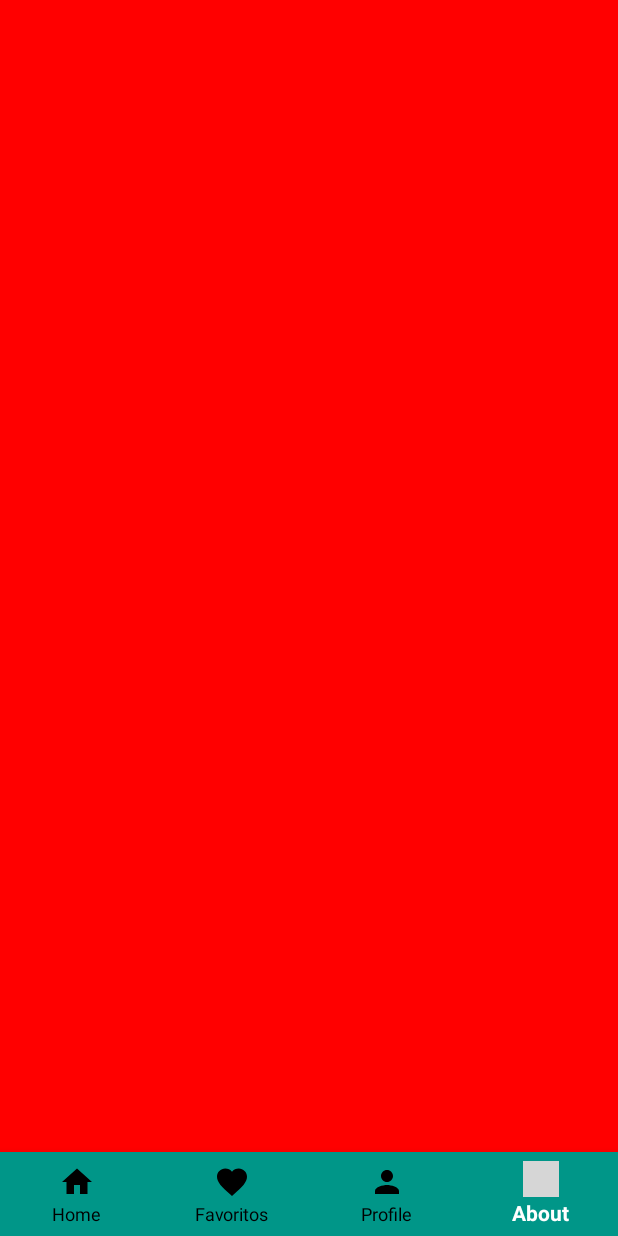
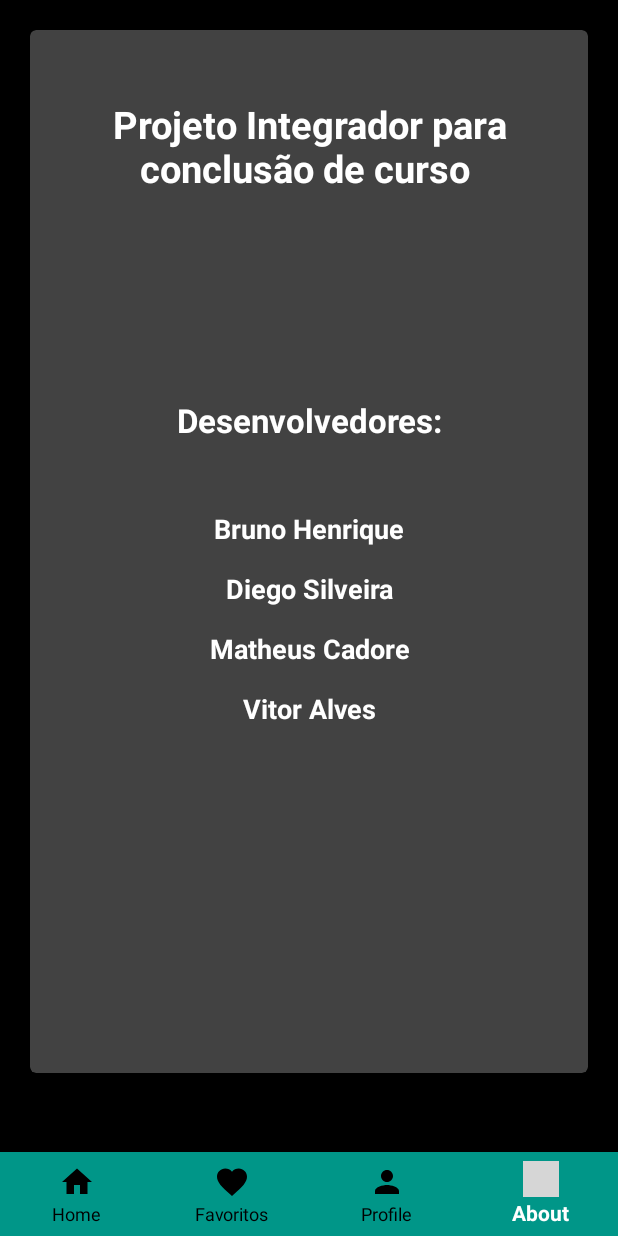
Before and after one commit to brunoh-android/ProjetoIntegrador, an Android app: the AboutFragment screen opened through its navigation route, on a phone screen of 412 x 824 dp. Run offline under Robolectric (Android 15) with nearby library versions, the phone set to English and light mode, and no system bars; our stand-ins replace navigation-ui; network calls fail; 2 statements that could not run were skipped; grey boxes are pictures that could not be loaded.

Commit message:
Finalizado About, Alguns testes, refaforação de alguns itens

```diff
--- a/app/src/main/java/br/bruno/projetointegrador/home/HomeFragment.kt
+++ b/app/src/main/java/br/bruno/projetointegrador/home/HomeFragment.kt
@@ -8,7 +8,7 @@
 import br.bruno.projetointegrador.home.tabItens.emCartaz.view.EmCartazFragment
 import br.bruno.projetointegrador.home.tabItens.maisVotados.view.MaisVotadoFragment
 import br.bruno.projetointegrador.home.tabItens.popular.view.PopularesFragment
-import br.bruno.projetointegrador.home.tabItens.peoximasEstreias.view.ProximasEstreiasFragment
+import br.bruno.projetointegrador.home.tabItens.proximasEstreias.view.ProximasEstreiasFragment
 import com.google.android.material.tabs.TabLayout
 
 
--- a/app/src/main/java/br/bruno/projetointegrador/home/tabItens/proximasEstreias/data/ProximasEstreiasRepository.kt
+++ b/app/src/main/java/br/bruno/projetointegrador/home/tabItens/proximasEstreias/data/ProximasEstreiasRepository.kt
@@ -1,7 +1,6 @@
-package br.bruno.projetointegrador.home.tabItens.peoximasEstreias.data
+package br.bruno.projetointegrador.home.tabItens.proximasEstreias.data
 
-import br.bruno.projetointegrador.home.tabItens.peoximasEstreias.data.dto.ProximasEstreiasMoviesResponse
-import br.bruno.projetointegrador.home.tabItens.popular.data.PopularTMDBApi
+import br.bruno.projetointegrador.home.tabItens.proximasEstreias.data.dto.ProximasEstreiasMoviesResponse
 import br.bruno.projetointegrador.utils.retrofit
 import kotlinx.coroutines.Dispatchers
 import kotlinx.coroutines.withContext
--- a/app/src/main/java/br/bruno/projetointegrador/home/tabItens/proximasEstreias/data/ProximasEstreiasTmdbApi.kt
+++ b/app/src/main/java/br/bruno/projetointegrador/home/tabItens/proximasEstreias/data/ProximasEstreiasTmdbApi.kt
@@ -1,7 +1,7 @@
-package br.bruno.projetointegrador.home.tabItens.peoximasEstreias.data
+package br.bruno.projetointegrador.home.tabItens.proximasEstreias.data
 
 
-import br.bruno.projetointegrador.home.tabItens.peoximasEstreias.data.dto.ProximasEstreiasMoviesResponse
+import br.bruno.projetointegrador.home.tabItens.proximasEstreias.data.dto.ProximasEstreiasMoviesResponse
 import br.bruno.projetointegrador.utils.API_KEY
 import retrofit2.http.GET
 
--- a/app/src/main/java/br/bruno/projetointegrador/home/tabItens/proximasEstreias/data/dto/ProximasEstreiasMoviesDTO.kt
+++ b/app/src/main/java/br/bruno/projetointegrador/home/tabItens/proximasEstreias/data/dto/ProximasEstreiasMoviesDTO.kt
@@ -1,4 +1,4 @@
-package br.bruno.projetointegrador.home.tabItens.peoximasEstreias.data.dto
+package br.bruno.projetointegrador.home.tabItens.proximasEstreias.data.dto
 
 data class ProximasEstreiasMoviesDTO (
     val title : String,
--- a/app/src/main/java/br/bruno/projetointegrador/home/tabItens/proximasEstreias/data/dto/ProximasEstreiasMoviesResponse.kt
+++ b/app/src/main/java/br/bruno/projetointegrador/home/tabItens/proximasEstreias/data/dto/ProximasEstreiasMoviesResponse.kt
@@ -1,4 +1,4 @@
-package br.bruno.projetointegrador.home.tabItens.peoximasEstreias.data.dto
+package br.bruno.projetointegrador.home.tabItens.proximasEstreias.data.dto
 
 
 import com.google.gson.annotations.SerializedName
--- a/app/src/main/java/br/bruno/projetointegrador/home/tabItens/proximasEstreias/view/adapter/ProximasEstreiasAdapter.kt
+++ b/app/src/main/java/br/bruno/projetointegrador/home/tabItens/proximasEstreias/view/adapter/ProximasEstreiasAdapter.kt
@@ -1,4 +1,4 @@
-package br.bruno.projetointegrador.home.tabItens.peoximasEstreias.view.adapter
+package br.bruno.projetointegrador.home.tabItens.proximasEstreias.view.adapter
 
 import android.content.Context
 import android.view.LayoutInflater
@@ -8,11 +8,9 @@ import android.widget.ImageView
 import android.widget.TextView
 import androidx.recyclerview.widget.RecyclerView
 import br.bruno.projetointegrador.R
-import br.bruno.projetointegrador.home.tabItens.peoximasEstreias.vo.ProximasEstreiasMoviesVO
+import br.bruno.projetointegrador.home.tabItens.proximasEstreias.vo.ProximasEstreiasMoviesVO
 import br.bruno.projetointegrador.utils.IMAGE_URL
 import br.bruno.projetointegrador.utils.MyGlide
-import com.bumptech.glide.Glide
-import com.bumptech.glide.request.RequestOptions
 
 class ProximasEstreiasAdapter(
     private val context: Context,
--- a/app/src/main/java/br/bruno/projetointegrador/home/tabItens/proximasEstreias/viewModel/ProximasEstreiasMoviesViewModel.kt
+++ b/app/src/main/java/br/bruno/projetointegrador/home/tabItens/proximasEstreias/viewModel/ProximasEstreiasMoviesViewModel.kt
@@ -1,11 +1,11 @@
-package br.bruno.projetointegrador.home.tabItens.peoximasEstreias.viewModel
+package br.bruno.projetointegrador.home.tabItens.proximasEstreias.viewModel
 
 import androidx.lifecycle.LiveData
 import androidx.lifecycle.MutableLiveData
 import androidx.lifecycle.ViewModel
 import androidx.lifecycle.viewModelScope
-import br.bruno.projetointegrador.home.tabItens.peoximasEstreias.data.ProximasEstreiasRepository
-import br.bruno.projetointegrador.home.tabItens.peoximasEstreias.vo.ProximasEstreiasMoviesVO
+import br.bruno.projetointegrador.home.tabItens.proximasEstreias.data.ProximasEstreiasRepository
+import br.bruno.projetointegrador.home.tabItens.proximasEstreias.vo.ProximasEstreiasMoviesVO
 import br.bruno.projetointegrador.utils.Error
 import br.bruno.projetointegrador.utils.Result
 import br.bruno.projetointegrador.utils.Success
--- a/app/src/main/java/br/bruno/projetointegrador/home/tabItens/proximasEstreias/vo/ProximasEstreiasMoviesVO.kt
+++ b/app/src/main/java/br/bruno/projetointegrador/home/tabItens/proximasEstreias/vo/ProximasEstreiasMoviesVO.kt
@@ -1,4 +1,4 @@
-package br.bruno.projetointegrador.home.tabItens.peoximasEstreias.vo
+package br.bruno.projetointegrador.home.tabItens.proximasEstreias.vo
 
 data class ProximasEstreiasMoviesVO (
     val title : String,
--- a/app/src/main/res/layout/about_fragments.xml
+++ b/app/src/main/res/layout/about_fragments.xml
@@ -4,10 +4,85 @@
     xmlns:tools="http://schemas.android.com/tools"
     android:layout_width="match_parent"
     android:layout_height="match_parent"
-    android:orientation="vertical"
+    android:orientation="horizontal"
     tools:context=".about.view.AboutFragment"
-    android:background="@color/red"
-    >
+    android:background="@color/black">
+
+    <com.google.android.material.card.MaterialCardView
+        android:id="@+id/card"
+        android:backgroundTint="@color/cardview_dark_background"
+        android:layout_width="match_parent"
+        android:layout_height="695dp"
+        android:layout_margin="20dp"
+        >
+
+        <TextView
+            android:padding="45dp"
+            android:layout_width="match_parent"
+            android:layout_height="wrap_content"
+            android:textStyle="bold"
+            android:textColor="@color/white"
+            android:textAlignment="center"
+            android:textSize="25dp"
+            android:text="Projeto Integrador para conclusão de curso "/>
+
+
+        <TextView
+            android:layout_marginTop="220dp"
+            android:padding="25dp"
+            android:layout_width="match_parent"
+            android:layout_height="wrap_content"
+            android:textStyle="bold"
+            android:textColor="@color/white"
+            android:textAlignment="center"
+            android:textSize="22dp"
+            android:text="Desenvolvedores:"/>
+
+        <TextView
+            android:layout_width="match_parent"
+            android:layout_height="wrap_content"
+            android:layout_marginTop="300dp"
+            android:padding="20dp"
+            android:text="Bruno Henrique"
+            android:textAlignment="center"
+            android:textColor="@color/white"
+            android:textSize="18dp"
+            android:textStyle="bold" />
+        <TextView
+            android:layout_width="match_parent"
+            android:layout_height="wrap_content"
+            android:layout_marginTop="340dp"
+            android:padding="20dp"
+            android:text="Diego Silveira"
+            android:textAlignment="center"
+            android:textColor="@color/white"
+            android:textSize="18dp"
+            android:textStyle="bold" />
+        <TextView
+            android:layout_width="match_parent"
+            android:layout_height="wrap_content"
+            android:layout_marginTop="380dp"
+            android:padding="20dp"
+            android:text="Matheus Cadore"
+            android:textAlignment="center"
+            android:textColor="@color/white"
+            android:textSize="18dp"
+            android:textStyle="bold" />
+        <TextView
+            android:layout_width="match_parent"
+            android:layout_height="wrap_content"
+            android:layout_marginTop="420dp"
+            android:padding="20dp"
+            android:text="Vitor Alves"
+            android:textAlignment="center"
+            android:textColor="@color/white"
+            android:textSize="18dp"
+            android:textStyle="bold" />
+
+
+    </com.google.android.material.card.MaterialCardView>
+
+
 
 
 
--- a/app/src/main/res/layout/fragments_proximas_estreias.xml
+++ b/app/src/main/res/layout/fragments_proximas_estreias.xml
@@ -4,7 +4,7 @@
     android:layout_width="match_parent"
     android:layout_height="match_parent"
     xmlns:app="http://schemas.android.com/apk/res-auto"
-    tools:context=".home.tabItens.peoximasEstreias.view.ProximasEstreiasFragment">
+    tools:context=".home.tabItens.proximasEstreias.view.ProximasEstreiasFragment">
 
     <androidx.recyclerview.widget.RecyclerView
         android:id="@+id/MoviesRV"
```
Also changed, not shown: app/src/main/java/br/bruno/projetointegrador/home/tabItens/proximasEstreias/view/ProximasEstreiasFragment.kt (+4 -4 lines), app/src/main/res/layout/home_fragments.xml (+41 -41 lines), 1 other file.
